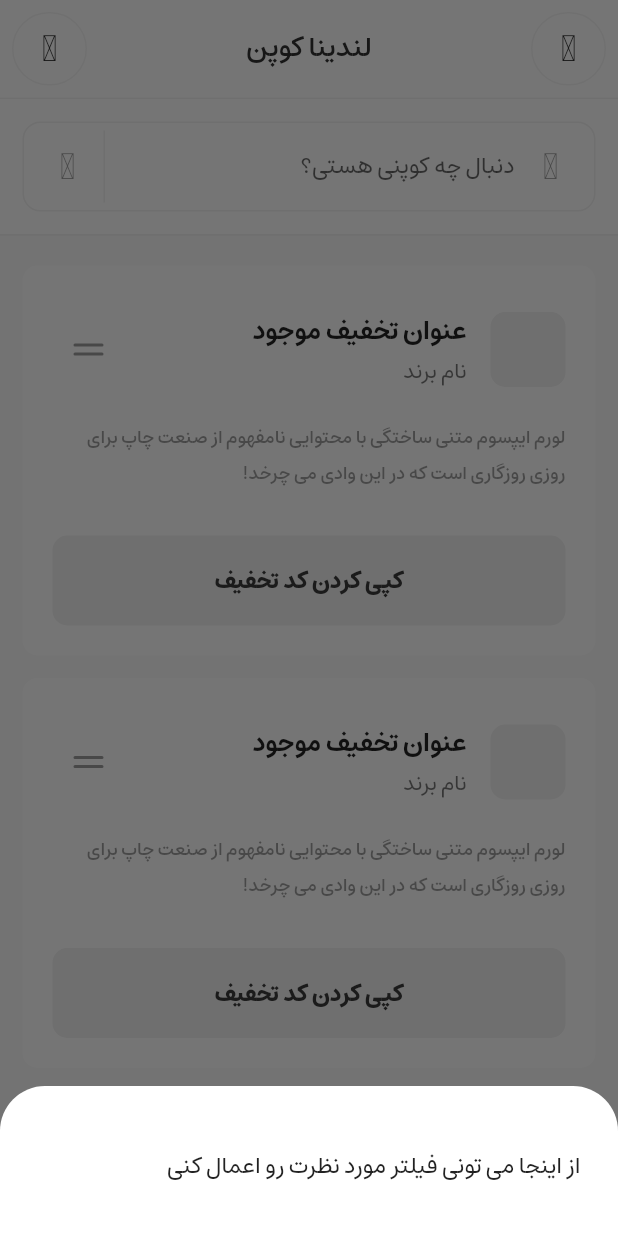
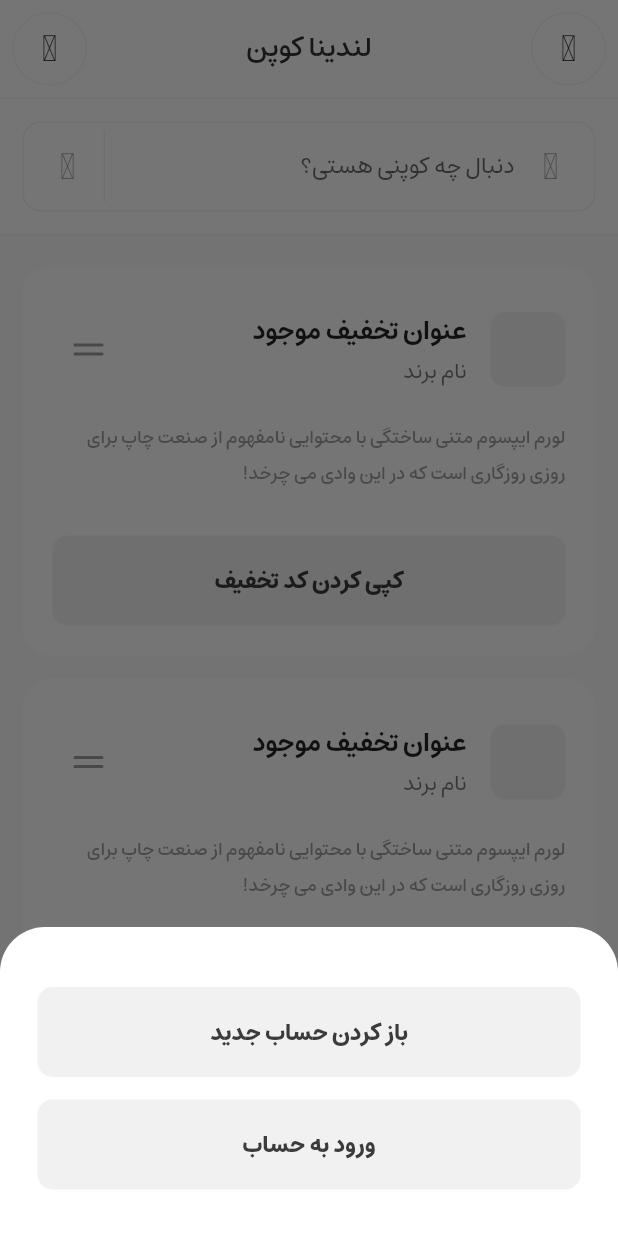
Before and after one commit to omidshababdev/landina_coupon, a Flutter app: the screen it shows after launch, after a tap on "کپی کردن کد تخفیف", on a phone screen of 412 x 824 dp. Run offline on Flutter 3.47's test engine with Material 2 defaults, Android fonts, the phone set to English and light mode, and no system bars; our stand-ins replace figma_squircle, flutter_svg, iconly.

Commit message:
first commit

```diff
--- a/lib/ui/components/coupon/coupon.dart
+++ b/lib/ui/components/coupon/coupon.dart
@@ -3,7 +3,7 @@ import 'package:flutter/material.dart';
 import 'package:flutter/services.dart';
 import 'package:flutter_svg/svg.dart';
 import 'package:landina_coupon/ui/widgets/button/button.dart';
-import 'package:landina_coupon/ui/widgets/modal/modal.dart';
+import 'package:landina_coupon/ui/components/modals/login.modal.dart';
 
 class Coupon extends StatelessWidget {
   final String title;
@@ -26,8 +26,8 @@ class Coupon extends StatelessWidget {
           color: Colors.white,
           shape: SmoothRectangleBorder(
             borderRadius: SmoothBorderRadius(
-              cornerRadius: 10,
-              cornerSmoothing: 1,
+              cornerRadius: 20,
+              cornerSmoothing: 0.5,
             ),
           ),
         ),
@@ -65,7 +65,7 @@ class Coupon extends StatelessWidget {
               ),
               trailing: IconButton(
                 onPressed: () {
-                  landinaModal(context);
+                  loginModal(context);
                 },
                 icon: SvgPicture.asset(
                   "assets/svg/reorder-two-outline.svg",
@@ -89,7 +89,7 @@ class Coupon extends StatelessWidget {
             LandinaButton(
               title: "کپی کردن کد تخفیف",
               onPressed: () {
-                landinaModal(context);
+                loginModal(context);
                 Clipboard.setData(
                   const ClipboardData(text: "salambehamegi"),
                 );
--- a/lib/ui/widgets/modal/modal.dart
+++ b/lib/ui/components/modals/login.modal.dart
@@ -1,7 +1,9 @@
 import 'package:figma_squircle/figma_squircle.dart';
 import 'package:flutter/material.dart';
+import 'package:landina_coupon/ui/pages/login/login.dart';
+import 'package:landina_coupon/ui/widgets/button/button.dart';
 
-void landinaModal(BuildContext context) {
+void loginModal(BuildContext context) {
   showModalBottomSheet(
     shape: const RoundedRectangleBorder(
       borderRadius: BorderRadius.only(
@@ -11,7 +13,7 @@ void landinaModal(BuildContext context) {
     ),
     context: context,
     backgroundColor: Colors.transparent,
-    isScrollControlled: true,
+    isScrollControlled: false,
     builder: (context) {
       return Container(
         width: double.infinity,
@@ -19,8 +21,8 @@ void landinaModal(BuildContext context) {
           top: 40,
         ),
         constraints: BoxConstraints(
-          maxHeight: MediaQuery.of(context).size.height * 0.9,
-          minHeight: 100,
+          maxHeight: MediaQuery.of(context).size.height * 0.25,
+          minHeight: 50,
         ),
         decoration: const BoxDecoration(
           color: Colors.white,
@@ -37,8 +39,30 @@ void landinaModal(BuildContext context) {
         ),
         child: Container(
           padding: const EdgeInsets.symmetric(horizontal: 25),
-          child: const Text(
-            "از اینجا می تونی فیلتر مورد نظرت رو اعمال کنی",
+          child: Column(
+            children: [
+              LandinaButton(
+                title: "باز کردن حساب جدید",
+                onPressed: () {
+                  Navigator.pop(context);
+                },
+              ),
+              const SizedBox(height: 15),
+              LandinaButton(
+                title: "ورود به حساب",
+                onPressed: () {
+                  Navigator.pop(context);
+                  Navigator.push(
+                    context,
+                    MaterialPageRoute(
+                      builder: (context) {
+                        return LoginPage();
+                      },
+                    ),
+                  );
+                },
+              ),
+            ],
           ),
         ),
       );
--- a/lib/ui/pages/profile/profile.dart
+++ b/lib/ui/pages/profile/profile.dart
@@ -1,7 +1,7 @@
 import 'package:flutter/material.dart';
 import 'package:iconly/iconly.dart';
 import 'package:landina_coupon/ui/widgets/appbar/appbar.dart';
-import 'package:landina_coupon/ui/widgets/modal/modal.dart';
+import 'package:landina_coupon/ui/components/modals/login.modal.dart';
 
 class ProfilePage extends StatelessWidget {
   const ProfilePage({super.key});
@@ -15,7 +15,7 @@ class ProfilePage extends StatelessWidget {
           title: "حساب کاربری",
           rightIcon: IconlyLight.call,
           rightIconOnPressed: () {
-            landinaModal(context);
+            loginModal(context);
           },
           leftIcon: IconlyLight.arrow_left,
           leftIconOnPressed: () {
```
Also changed, not shown: lib/ui/pages/home/home.dart (+3 -4 lines), lib/ui/pages/login/login.dart (+4 -4 lines).
